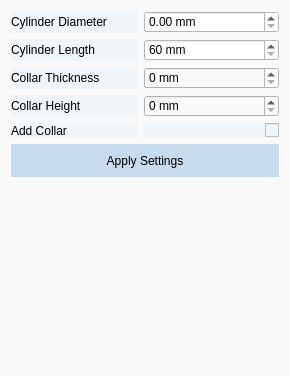
This is src/windows/ui/cylinder_view.ui in brachify/brachify as Qt 5 draws it before an edit. The edited form follows.
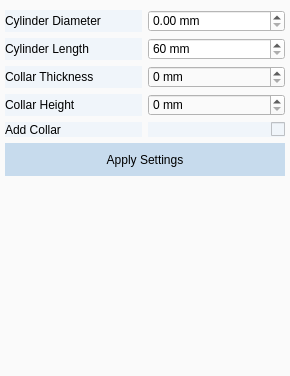
This is the edited form.

Commit message: set view spacings

```diff
--- a/src/windows/ui/cylinder_view.ui
+++ b/src/windows/ui/cylinder_view.ui
@@ -35,6 +35,18 @@
    <string notr="true">background-color: rgb(250,250,250);</string>
   </property>
   <layout class="QVBoxLayout" name="verticalLayout">
+   <property name="leftMargin">
+    <number>5</number>
+   </property>
+   <property name="topMargin">
+    <number>10</number>
+   </property>
+   <property name="rightMargin">
+    <number>5</number>
+   </property>
+   <property name="bottomMargin">
+    <number>5</number>
+   </property>
    <item>
     <layout class="QGridLayout" name="gridLayout">
      <property name="sizeConstraint">
```
The commit also changes 6 other files.
